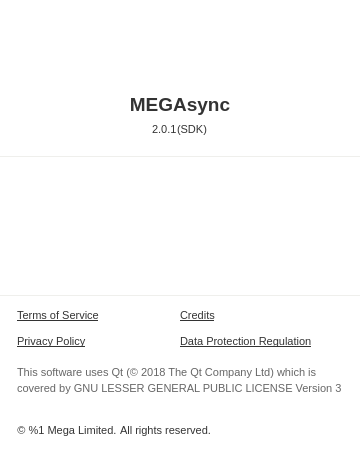
Old version of the form src/MEGASync/gui/win/ChangeLogDialog.ui in the repository meganz/MEGAsync.
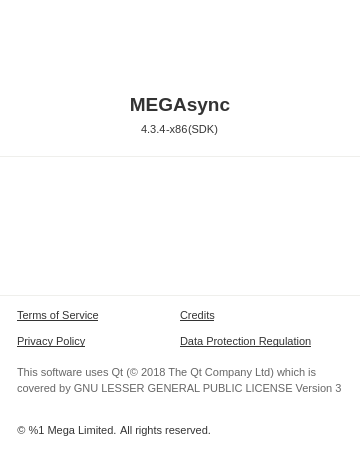
New version of the form. Icons and pictures are not drawn. Custom widgets are drawn as their Qt base class.

Commit message: [Feature] Add app architecture info in about MEGASync view.

```diff
--- a/src/MEGASync/gui/win/ChangeLogDialog.ui
+++ b/src/MEGASync/gui/win/ChangeLogDialog.ui
@@ -31,7 +31,7 @@
 border-radius: 5px;
 background-color: #FFFFFF;
 }
-#lVersion, #lSDKVersion
+#lVersion, #lSDKVersion, #labelArchitecture
 {
   font-family: &quot;Lato&quot;;
   font-size: 11px;
@@ -53,7 +53,7 @@
 }
 #lCopyright, #labelAllRightsReserved
 {
-  font-family: &quot;Lato&quot;;
+  font-family: &quot;Helvetica&quot;;
   font-size: 11px;
   color: #666666;
 }
@@ -200,7 +200,20 @@
          <string/>
         </property>
         <property name="text">
-         <string notr="true">2.0.1</string>
+         <string notr="true">4.3.4</string>
+        </property>
+       </widget>
+      </item>
+      <item>
+       <widget class="QLabel" name="labelArchitecture">
+        <property name="focusPolicy">
+         <enum>Qt::StrongFocus</enum>
+        </property>
+        <property name="accessibleName">
+         <string/>
+        </property>
+        <property name="text">
+         <string notr="true">-x86</string>
         </property>
        </widget>
       </item>
```
The commit also changes 3 other files.
